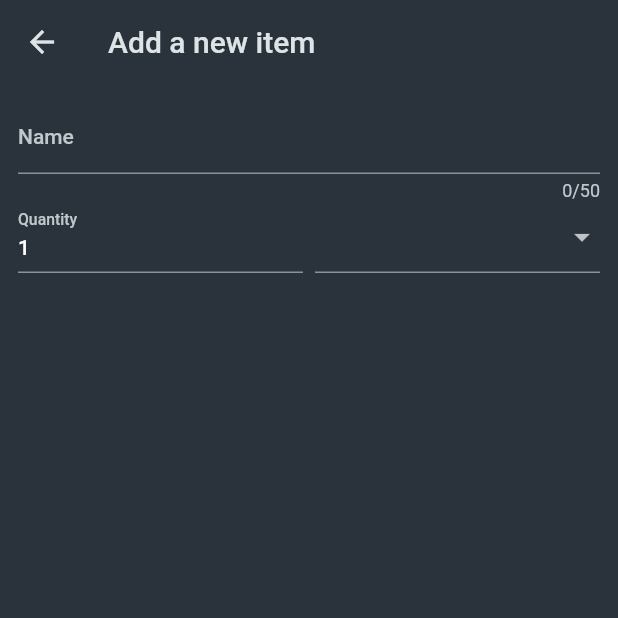
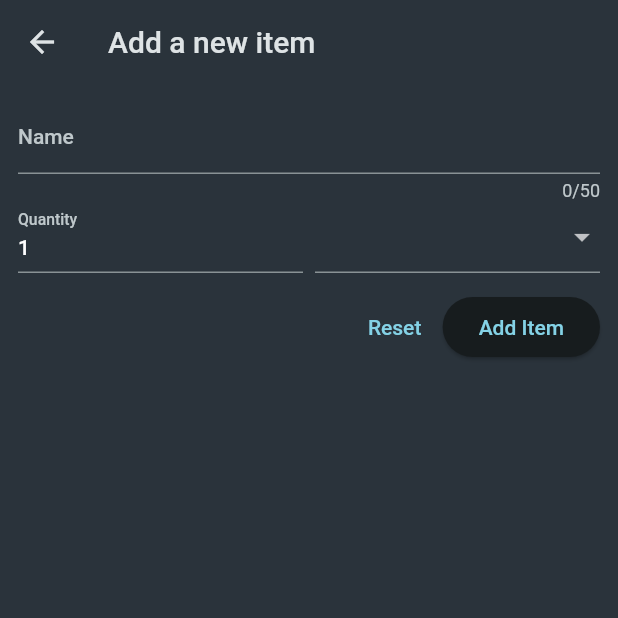
Before and after one commit to purbashis/shoppinglistapp, a Flutter app: the NewItem screen opened directly, on a phone screen of 412 x 824 dp, the top half of it. Run offline on Flutter 3.47's test engine with Material 2 defaults, Android fonts, the phone set to English and light mode, and no system bars.

Commit message:
added buttons

```diff
--- a/lib/widgets/new_item.dart
+++ b/lib/widgets/new_item.dart
@@ -63,6 +63,14 @@ class _NewItemState extends State<NewItem> {
                   ], onChanged: (value) {}),
                 )
               ],
+            ),
+           const  SizedBox(height: 12,),
+            Row(
+              mainAxisAlignment: MainAxisAlignment.end,
+              children: [
+                TextButton(onPressed: () {}, child: Text('Reset')),
+                ElevatedButton(onPressed: () {}, child: Text('Add Item'))
+              ],
             )
           ],
         ),
```
